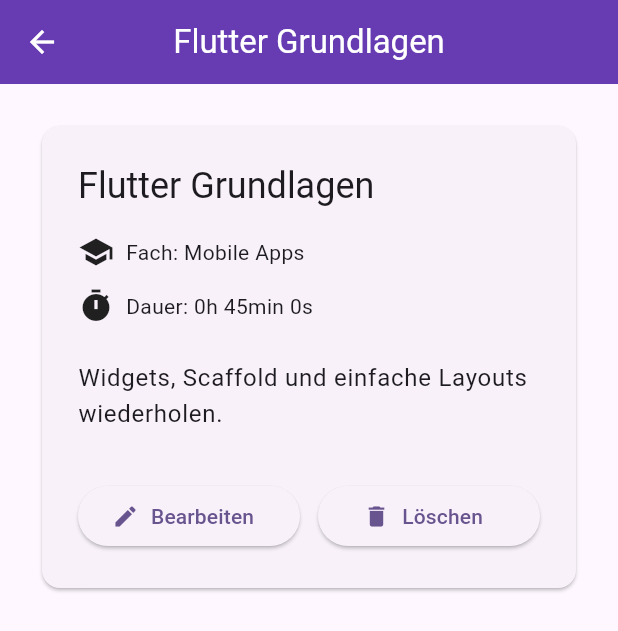
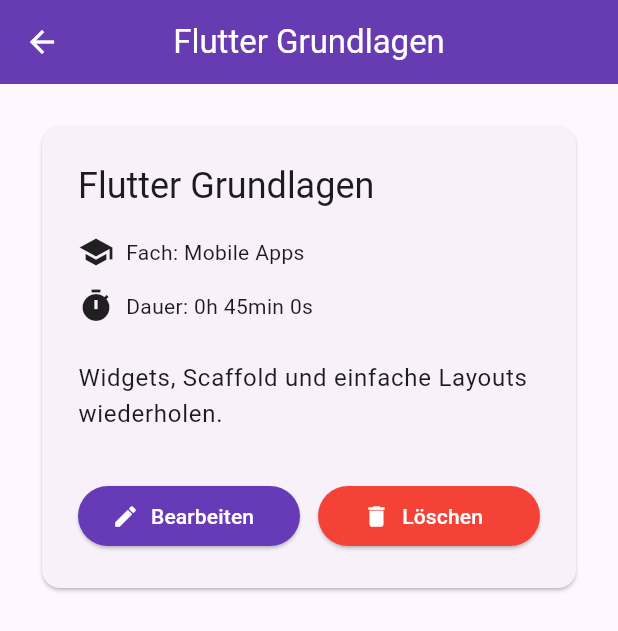
Before and after one commit to nevcel/Lernzeit-Tracker, a Flutter app: the screen it shows after launch, after a tap on "Flutter Grundlagen", on a phone screen of 412 x 824 dp. Shown: the top 631 px of the screen. Run offline on Flutter 3.47's test engine with Material 3 defaults, Android fonts, the phone set to English and light mode, and no system bars.

Commit message:
Button Color

```diff
--- a/lib/features/lernzeit_tracker/presentation/lernzeit_detail_screen.dart
+++ b/lib/features/lernzeit_tracker/presentation/lernzeit_detail_screen.dart
@@ -6,10 +6,7 @@ import 'lernzeit_edit_screen.dart';
 class LernzeitDetailScreen extends StatelessWidget {
   final LernzeitSession session;
 
-  const LernzeitDetailScreen({
-    super.key,
-    required this.session,
-  });
+  const LernzeitDetailScreen({super.key, required this.session});
 
   Future<void> openEditScreen(BuildContext context) async {
     final updatedSession = await Navigator.push<LernzeitSession>(
@@ -31,9 +28,7 @@ class LernzeitDetailScreen extends StatelessWidget {
       builder: (context) {
         return AlertDialog(
           title: const Text('Eintrag löschen'),
-          content: const Text(
-            'Möchtest du diese Lernzeit wirklich löschen?',
-          ),
+          content: const Text('Möchtest du diese Lernzeit wirklich löschen?'),
           actions: [
             TextButton(
               onPressed: () {
@@ -108,6 +103,10 @@ class LernzeitDetailScreen extends StatelessWidget {
                   children: [
                     Expanded(
                       child: ElevatedButton.icon(
+                        style: ElevatedButton.styleFrom(
+                          backgroundColor: Colors.deepPurple,
+                          foregroundColor: Colors.white,
+                        ),
                         onPressed: () {
                           openEditScreen(context);
                         },
@@ -118,6 +117,10 @@ class LernzeitDetailScreen extends StatelessWidget {
                     const SizedBox(width: 12),
                     Expanded(
                       child: ElevatedButton.icon(
+                        style: ElevatedButton.styleFrom(
+                          backgroundColor: Colors.red,
+                          foregroundColor: Colors.white,
+                        ),
                         onPressed: () {
                           confirmDelete(context);
                         },
```
